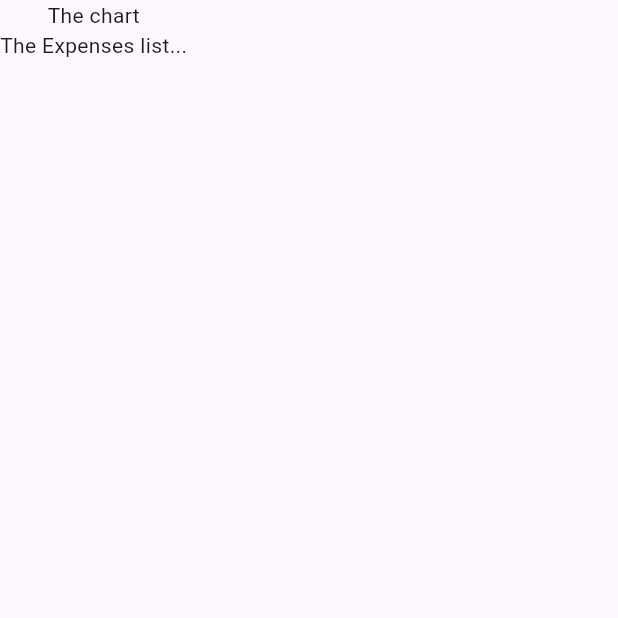
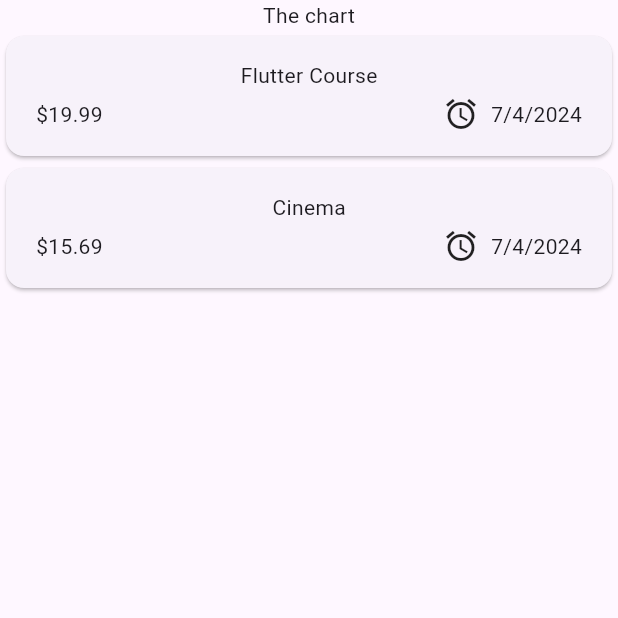
Before and after one commit to JUDEJEEVAN/flutter-response-tracker-learning-project, a Flutter app: the screen it shows after launch, on a phone screen of 412 x 824 dp, the top half of it. Run offline on Flutter 3.47's test engine with Material 3 defaults, Android fonts, the phone set to English and light mode, and no system bars; our stand-ins replace gap.

Commit message:
added package gap the project has been formatted to have a more clean structure added expense_item.dart file to manage the single expense widget modifications have been made in all the important UI files to show the dummy data

```diff
--- a/lib/expenses.dart
+++ /dev/null
@@ -1,22 +0,0 @@
-import 'package:flutter/material.dart';
-
-class Expenses extends StatefulWidget {
-  const Expenses({super.key});
-
-  @override
-  State<Expenses> createState() => _ExpensesState();
-}
-
-class _ExpensesState extends State<Expenses> {
-  @override
-  Widget build(BuildContext context) {
-    return Scaffold(
-      body: Column(
-        children: [
-          Text("The chart"),
-          Text("The Expenses list...")
-        ],
-      ),
-    );
-  }
-}
--- a/lib/main.dart
+++ b/lib/main.dart
@@ -1,5 +1,5 @@
 import 'package:flutter/material.dart';
-import 'package:expense_tracker_application/expenses.dart';
+import 'package:expense_tracker_application/widgets/expenses.dart';
 
 void main() => runApp(const MaterialApp(
   debugShowCheckedModeBanner: false,
--- /dev/null
+++ b/lib/widgets/expenses.dart
@@ -0,0 +1,30 @@
+import 'package:expense_tracker_application/widgets/expenses_list/expenses_list.dart';
+import 'package:flutter/material.dart';
+import 'package:expense_tracker_application/models/expense.dart';
+import 'package:flutter/widgets.dart';
+
+class Expenses extends StatefulWidget {
+  const Expenses({super.key});
+
+  @override
+  State<Expenses> createState() => _ExpensesState();
+}
+
+class _ExpensesState extends State<Expenses> {
+  final List<Expense> _registeredExpenses = [
+    Expense(title: 'Flutter Course', amount: 19.99, date: DateTime.now(), category: Category.work),
+    Expense(title: 'Cinema', amount: 15.69, date: DateTime.now(), category: Category.leisure),
+  ];
+
+  @override
+  Widget build(BuildContext context) {
+    return Scaffold(
+      body: Column(
+        children: [
+          const Text("The chart"),
+          Expanded(child: ExpensesList(expenses: _registeredExpenses))
+        ],
+      ),
+    );
+  }
+}
--- /dev/null
+++ b/lib/widgets/expenses_list/expense_item.dart
@@ -0,0 +1,33 @@
+import 'package:flutter/material.dart';
+import 'package:expense_tracker_application/models/expense.dart';
+import 'package:gap/gap.dart';
+
+class ExpenseItem extends StatelessWidget {
+  const ExpenseItem({super.key, required this.expense});
+  final Expense expense;
+
+  @override
+  Widget build(BuildContext context) {
+    return Card(
+      child: Padding(
+          padding: const EdgeInsets.symmetric(horizontal: 20.0, vertical: 16.0),
+          child: Column(
+            children: [
+              Text(expense.title),
+              const Gap(4.0),
+              Row(
+                children: [
+                  Text('\$${expense.amount.toStringAsFixed(2)}'),
+                  const Spacer(),
+                  Row(children: [
+                    const Icon(Icons.alarm),
+                    const Gap(8.0),
+                    Text('${expense.date.day}/${expense.date.month}/${expense.date.year}'),
+                  ],)
+                ],
+              )
+            ],
+          )),
+    );
+  }
+}
--- /dev/null
+++ b/lib/widgets/expenses_list/expenses_list.dart
@@ -0,0 +1,14 @@
+import 'package:expense_tracker_application/widgets/expenses_list/expense_item.dart';
+import 'package:flutter/material.dart';
+import 'package:expense_tracker_application/models/expense.dart';
+
+class ExpensesList extends StatelessWidget {
+  const ExpensesList({super.key, required this.expenses});
+
+  final List<Expense> expenses;
+
+  @override
+  Widget build(BuildContext context) {
+    return ListView.builder(itemCount: expenses.length, itemBuilder: (context, index) => ExpenseItem(expense: expenses[index]),);
+  }
+}
--- a/pubspec.yaml
+++ b/pubspec.yaml
@@ -36,6 +36,7 @@ dependencies:
   # Use with the CupertinoIcons class for iOS style icons.
   cupertino_icons: ^1.0.6
   uuid: ^4.3.3
+  gap: ^3.0.1
 
 dev_dependencies:
   flutter_test:
```
Also changed, not shown: pubspec.lock.
